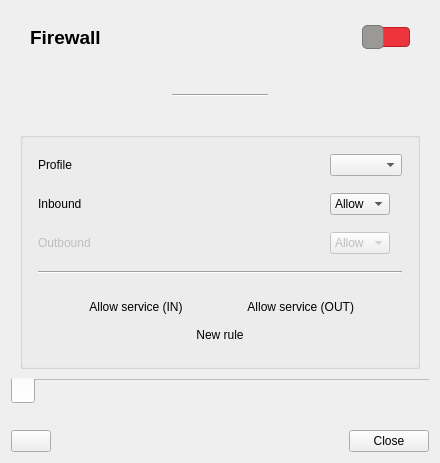
Before: the Qt Designer form ui/opensnitch/res/firewall.ui in evilsocket/opensnitch, drawn with Qt 5.
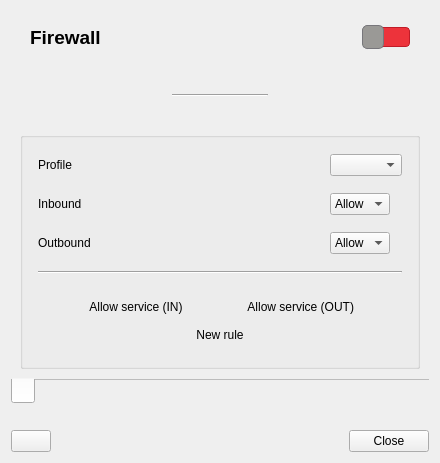
After: the same form once the commit is applied. Icons and pictures are not drawn.

Commit message:
ui/fw: allow to configure outbound default policy
Related: #1183, #884, #1201

```diff
--- a/ui/opensnitch/res/firewall.ui
+++ b/ui/opensnitch/res/firewall.ui
@@ -307,7 +307,7 @@
           <item row="2" column="0">
            <widget class="QLabel" name="label_4">
             <property name="enabled">
-             <bool>false</bool>
+             <bool>true</bool>
             </property>
             <property name="text">
              <string>Outbound</string>
@@ -324,7 +324,7 @@
           <item row="2" column="1">
            <widget class="QComboBox" name="comboOutput">
             <property name="enabled">
-             <bool>false</bool>
+             <bool>true</bool>
             </property>
             <property name="sizePolicy">
              <sizepolicy hsizetype="Maximum" vsizetype="Fixed">
```
The commit also changes 2 other files.
